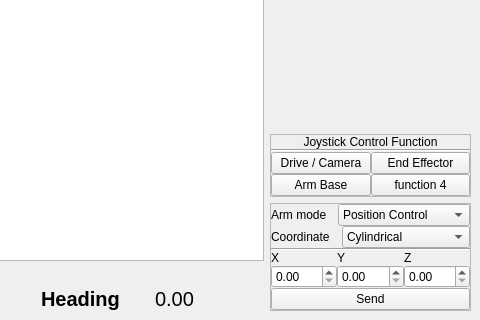
Old version of the form catkin_ws/src/hci/ui_files/MainWindow_V4.ui in the repository mcgill-robotics-archive/rover-2015; both pictures show x 427 to 907 and y 363 to 683 of the 907 by 683 pixel window.
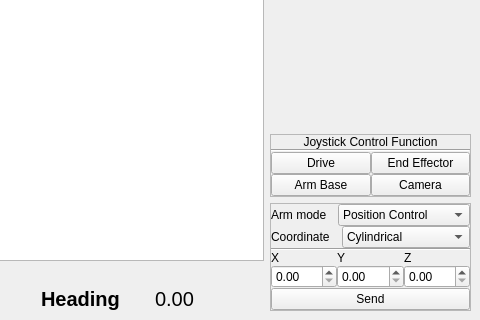
New version of the form. Custom widgets are drawn as their Qt base class.

Commit message:
implemented first, untested, control for the camera pan/tilt table
still have to calibrate the values for the angle mapping and boundaries

```diff
--- a/catkin_ws/src/hci/ui_files/MainWindow_V4.ui
+++ b/catkin_ws/src/hci/ui_files/MainWindow_V4.ui
@@ -354,7 +354,7 @@
            <item row="0" column="0">
             <widget class="QPushButton" name="DriveMode">
              <property name="text">
-              <string>Drive / Camera</string>
+              <string>Drive</string>
              </property>
              <property name="checkable">
               <bool>true</bool>
@@ -390,7 +390,7 @@
            <item row="1" column="1">
             <widget class="QPushButton" name="function4">
              <property name="text">
-              <string>function 4</string>
+              <string>Camera</string>
              </property>
              <property name="checkable">
               <bool>true</bool>
```
Left out of the diff: 6 changed lines with no effect on the pictures. The commit also changes 9 other files.
